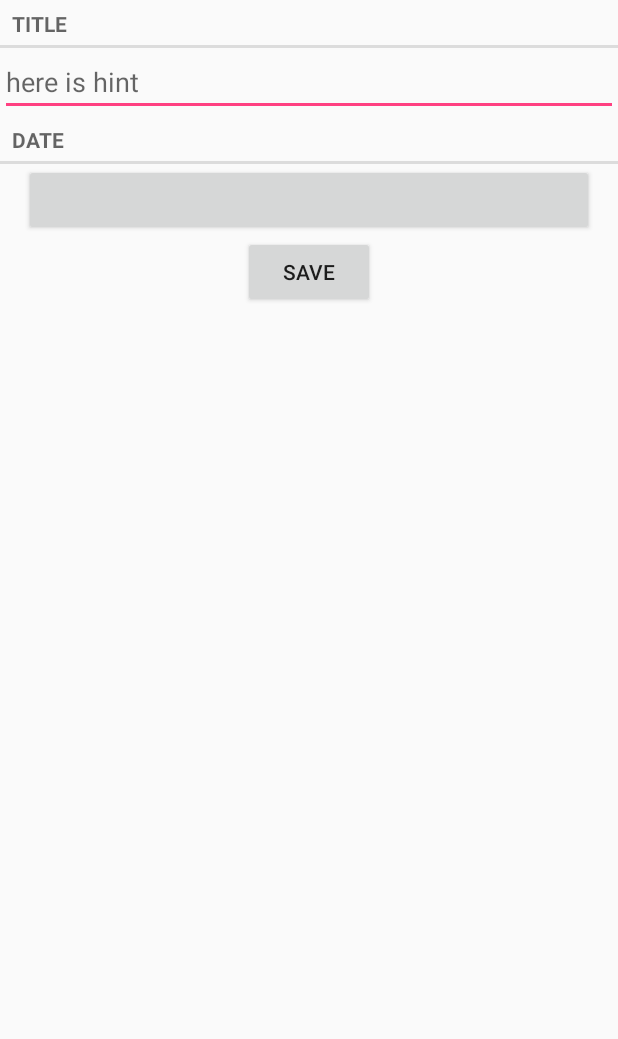
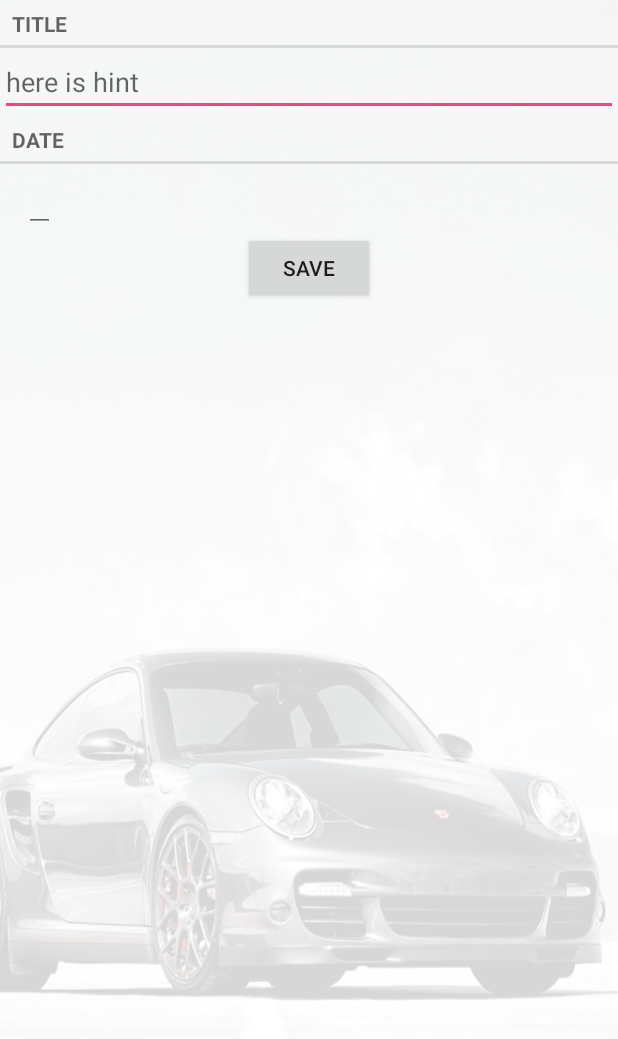
Before and after one commit to aryn11/EasyCR, an Android app: the EventFragment screen opened directly, with no data from a screen before it, on a phone screen of 412 x 824 dp. Shown: the top 1039 px of the screen. Run offline under Robolectric (Android 15) with nearby library versions, the phone set to English and light mode, and no system bars; 2 statements that could not run were skipped.

Commit message:
Added icons for events Added background for eventFragment Added background for menu

```diff
--- a/app/src/main/java/com/aryn/easycr/EventFragment.java
+++ b/app/src/main/java/com/aryn/easycr/EventFragment.java
@@ -43,6 +43,7 @@ public class EventFragment extends Fragment {
     private EditText mTitleField;
     private Button mDateButton;
     private Button mSave;
+    private EditText mDateEdit;
 
     public EventFragment() {
         // Required empty public constructor
@@ -88,7 +89,21 @@ public class EventFragment extends Fragment {
 
             }
         });
-        mDateButton = (Button)v.findViewById(R.id.crime_date);
+        mDateEdit = (EditText)v.findViewById(R.id.event_date);
+        updateDate();
+        mDateEdit.setOnClickListener(new View.OnClickListener() {
+            @Override
+            public void onClick(View v) {
+                FragmentManager fm = getActivity()
+                        .getSupportFragmentManager();
+                DatePickerFragment dialog = DatePickerFragment
+                        .newInstance(mEvent.getDate());
+                dialog.setTargetFragment(EventFragment.this, REQUEST_DATE);
+                dialog.show(fm, DIALOG_DATE);
+            }
+        });
+
+        /*mDateButton = (Button)v.findViewById(R.id.crime_date);
         lDate = mEvent.getDate();
         updateDate();
         mDateButton.setOnClickListener(new View.OnClickListener() {
@@ -100,7 +115,7 @@ public class EventFragment extends Fragment {
                 dialog.setTargetFragment(EventFragment.this, REQUEST_DATE);
                 dialog.show(fm, DIALOG_DATE);
             }
-        });
+        });*/
 
         mSave = (Button)v.findViewById(R.id.button_save);
         mSave.setOnClickListener(new View.OnClickListener() {
@@ -117,7 +132,7 @@ public class EventFragment extends Fragment {
     public void updateDate() {
         SimpleDateFormat simpleDateFormat = new SimpleDateFormat("EEE, MMM dd, yyyy", Locale.ENGLISH);
         String data = simpleDateFormat.format(mEvent.getDate());
-        mDateButton.setText(data);
+        mDateEdit.setText(data);
     }
 
     public static EventFragment newInstance(UUID eventId) {
--- a/app/src/main/res/layout/app_bar_main.xml
+++ b/app/src/main/res/layout/app_bar_main.xml
@@ -11,7 +11,7 @@
 
         <android.support.v7.widget.Toolbar android:id="@+id/toolbar"
             android:layout_width="match_parent" android:layout_height="?attr/actionBarSize"
-            android:background="?attr/colorPrimary" app:popupTheme="@style/AppTheme.PopupOverlay" />
+            android:background="@color/colorAppBar" app:popupTheme="@style/AppTheme.PopupOverlay" />
 
     </android.support.design.widget.AppBarLayout>
 
--- a/app/src/main/res/layout/fragment_event.xml
+++ b/app/src/main/res/layout/fragment_event.xml
@@ -1,7 +1,7 @@
 <LinearLayout xmlns:android="http://schemas.android.com/apk/res/android"
     xmlns:tools="http://schemas.android.com/tools" android:layout_width="match_parent"
     android:layout_height="match_parent" tools:context="com.aryn.easycr.EventFragment"
-    android:orientation="vertical"
+    android:orientation="vertical" android:background="@drawable/car"
     >
 
     <TextView
@@ -23,11 +23,12 @@
         android:text="@string/event_date_label"
         style="?android:listSeparatorTextViewStyle"
         />
-    <Button android:id="@+id/crime_date"
-        android:layout_width="match_parent"
+    <EditText android:id="@+id/event_date"
+        android:layout_width="wrap_content"
         android:layout_height="wrap_content"
         android:layout_marginLeft="16dp"
         android:layout_marginRight="16dp"
+        android:focusable="false"
         />
     <LinearLayout
         android:layout_width="match_parent"
--- a/app/src/main/res/values/colors.xml
+++ b/app/src/main/res/values/colors.xml
@@ -3,4 +3,6 @@
     <color name="colorPrimary">#3F51B5</color>
     <color name="colorPrimaryDark">#303F9F</color>
     <color name="colorAccent">#FF4081</color>
+    <color name="colorBlack">#000000</color>
+    <color name="colorAppBar">#979a9c</color>
 </resources>
```
Also changed, not shown: app/src/main/java/com/aryn/easycr/EventListFragment.java (+7 -3 lines), app/src/main/res/layout/fragment_event_list.xml (deleted, +0 -11 lines), app/src/main/res/layout/list_item_events.xml (+6 -5 lines), app/src/main/res/layout/nav_header_main.xml (+10 -4 lines), app/src/main/res/drawable/car.png (added), app/src/main/res/drawable/car2.png (added), app/src/main/res/drawable/ic_build_black_24dp.png (added), app/src/main/res/drawable/ic_history_black_24dp.png (added), app/src/main/res/drawable/ic_linear_scale_black_24dp.png (added), app/src/main/res/drawable/ic_local_car_wash_black_24dp.png (added), app/src/main/res/drawable/ic_local_gas_station_black_24dp.png (added).
